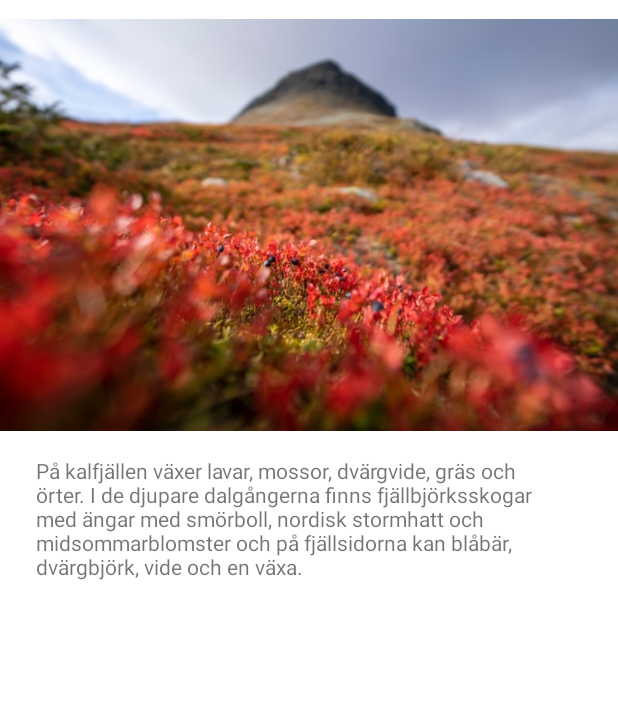
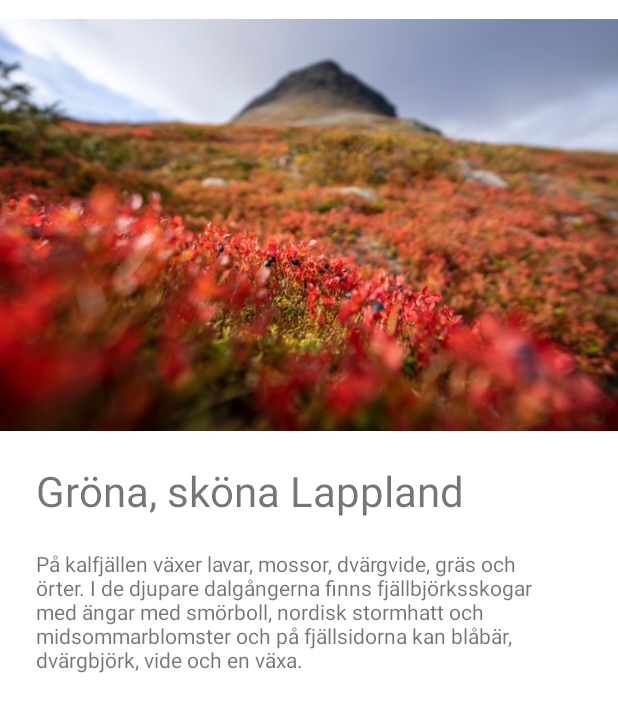
Before and after one commit to FischerOden/Sarek, an Android app: the HomeActivity screen opened directly, with no data from a screen before it, after a tap on "Gröna, sköna Lappland", on a phone screen of 412 x 824 dp. Shown: the top 712 px of the screen. Run offline under Robolectric (Android 15) with nearby library versions, the phone set to English and light mode, and no system bars; Roboto replaces fonts that are not available here; 2 other taps on this screen came first.

```diff
--- a/app/src/main/java/com/caspian/sareknationalpark/HomeActivity.kt
+++ b/app/src/main/java/com/caspian/sareknationalpark/HomeActivity.kt
@@ -7,6 +7,7 @@ import android.view.View
 
 const val EXTRA_MESSAGE = "com.caspian.sareknationalpark.MESSAGE"
 const val EXTRA_IMAGE_SOURCE = "com.caspian.sareknationalpark.IMAGE_SOURCE"
+const val EXTRA_HEADING = "com.caspian.sareknationalpark.HEADING"
 
 class HomeActivity : AppCompatActivity() {
     override fun onCreate(savedInstanceState: Bundle?) {
@@ -17,9 +18,11 @@ class HomeActivity : AppCompatActivity() {
     fun textBear(view: View) {
         var imageSource = "bear"
         var articleTextContent = getString(R.string.bear_text)
+        var articleHeading = getString(R.string.bear_heading)
         var intent = Intent(this, TestActivity::class.java).apply {
             putExtra(EXTRA_MESSAGE, articleTextContent)
             putExtra(EXTRA_IMAGE_SOURCE, imageSource)
+            putExtra(EXTRA_HEADING, articleHeading)
         }
         startActivity(intent)
     }
@@ -27,9 +30,11 @@ class HomeActivity : AppCompatActivity() {
     fun textGeo(view: View) {
         var imageSource = "sareklandscape"
         var articleTextContent = getString(R.string.geo_text)
+        var articleHeading = getString(R.string.geo_heading)
         var intent = Intent(this, TestActivity::class.java).apply {
             putExtra(EXTRA_MESSAGE, articleTextContent)
             putExtra(EXTRA_IMAGE_SOURCE, imageSource)
+            putExtra(EXTRA_HEADING, articleHeading)
         }
         startActivity(intent)
     }
@@ -37,9 +42,11 @@ class HomeActivity : AppCompatActivity() {
     fun textGreen(view: View) {
         var imageSource = "greenerylapland"
         var articleTextContent = getString(R.string.greenery_text)
+        var articleHeading = getString(R.string.green_heading)
         var intent = Intent(this, TestActivity::class.java).apply {
             putExtra(EXTRA_MESSAGE, articleTextContent)
             putExtra(EXTRA_IMAGE_SOURCE, imageSource)
+            putExtra(EXTRA_HEADING, articleHeading)
         }
         startActivity(intent)
     }
@@ -47,9 +54,11 @@ class HomeActivity : AppCompatActivity() {
     fun textNature(view: View) {
         var imageSource = "children"
         var articleTextContent = getString(R.string.nature_text)
+        var articleHeading = getString(R.string.nature_heading)
         var intent = Intent(this, TestActivity::class.java).apply {
             putExtra(EXTRA_MESSAGE, articleTextContent)
             putExtra(EXTRA_IMAGE_SOURCE, imageSource)
+            putExtra(EXTRA_HEADING, articleHeading)
         }
         startActivity(intent)
     }
@@ -57,9 +66,11 @@ class HomeActivity : AppCompatActivity() {
     fun textSapmi(view: View) {
         var imageSource = "flag"
         var articleTextContent = getString(R.string.sapmi_text)
+        var articleHeading = getString(R.string.sami_heading)
         var intent = Intent(this, TestActivity::class.java).apply {
             putExtra(EXTRA_MESSAGE, articleTextContent)
             putExtra(EXTRA_IMAGE_SOURCE, imageSource)
+            putExtra(EXTRA_HEADING, articleHeading)
         }
         startActivity(intent)
     }
--- a/app/src/main/java/com/caspian/sareknationalpark/TestActivity.kt
+++ b/app/src/main/java/com/caspian/sareknationalpark/TestActivity.kt
@@ -11,10 +11,15 @@ class TestActivity : AppCompatActivity() {
         setContentView(R.layout.activity_test)
 
         var articleTextContent = intent.getStringExtra(EXTRA_MESSAGE)
+        var articleHeading = intent.getStringExtra(EXTRA_HEADING)
         var imageSource = intent.getStringExtra(EXTRA_IMAGE_SOURCE)
 
         var textView = findViewById<TextView>(R.id.textView2).apply {
             text = articleTextContent
+        }
+
+        var textViewSecond = findViewById<TextView>(R.id.textView3).apply {
+            text = articleHeading
         }
 
         var imageView = findViewById<ImageView>(R.id.imageView2).apply {
--- a/app/src/main/res/layout/activity_test.xml
+++ b/app/src/main/res/layout/activity_test.xml
@@ -22,6 +22,17 @@
                 android:layout_height="300dp" />
 
             <TextView
+                android:id="@+id/textView3"
+                android:layout_width="match_parent"
+                android:layout_height="wrap_content"
+                android:text="TextView"
+                android:layout_marginEnd="24dp"
+                android:layout_marginStart="24dp"
+                android:layout_marginTop="8dp"
+                android:layout_marginBottom="16dp"
+                android:textSize="28sp"/>
+
+            <TextView
                 android:id="@+id/textView2"
                 android:layout_width="348dp"
                 android:layout_height="wrap_content"
--- a/app/src/main/res/values/strings.xml
+++ b/app/src/main/res/values/strings.xml
@@ -3,6 +3,11 @@
     <string name="startpage_button">Start</string>
     <string name="startpage_background_image">Ren</string>
     <string name="startpage_welcome">Välkommen till Sarek</string>
+    <string name="bear_heading">Björnen och hans vänner</string>
+    <string name="geo_heading">Stock och sten i Sarek</string>
+    <string name="green_heading">Gröna, sköna Lappland</string>
+    <string name="nature_heading">Naturvård</string>
+    <string name="sami_heading">Sápmi, Sábme, Sábmie, Saepmie</string>
     <string name="title_activity_article">ArticleActivity</string>
     <string name="large_text">
         "Material is the metaphor.\n\n"
@@ -95,7 +100,6 @@
     </string>
     <string name="action_settings">Settings</string>
     <string name="bear_text">
-
         "Björnar (Ursidae) är en familj av större rovdjur och som idag omfattar åtta arter som förekommer över stora delar av norra och södra halvklotet. Björnar lever i Eurasien, Nord- och Sydamerika och de fanns tidigare även i norra Afrika. Arterna är främst allätare med undantag av jättepandan som huvudsakligen lever av bambuskott och isbjörnen som har kött som huvudföda.\n\n"
 
         "Har du tur kan du få syn på björn, järv, lo eller någon av de ovanligt storvuxna älgarna. Älgarna vandrar ut ur Sarek under höstvintern. Djuren i Sarek rör sig ofta i dalgångarna, som går som pulsådror genom det högalpina landskapet.\n\n"
```
Also changed, not shown: app/src/main/res/layout/activity_home.xml (+5 -5 lines), app/src/main/res/drawable/flag.jpg (deleted), app/src/main/res/drawable/flag.png (added), app/src/main/res/drawable/sareklandscape.jpg (deleted), 1 other file.
